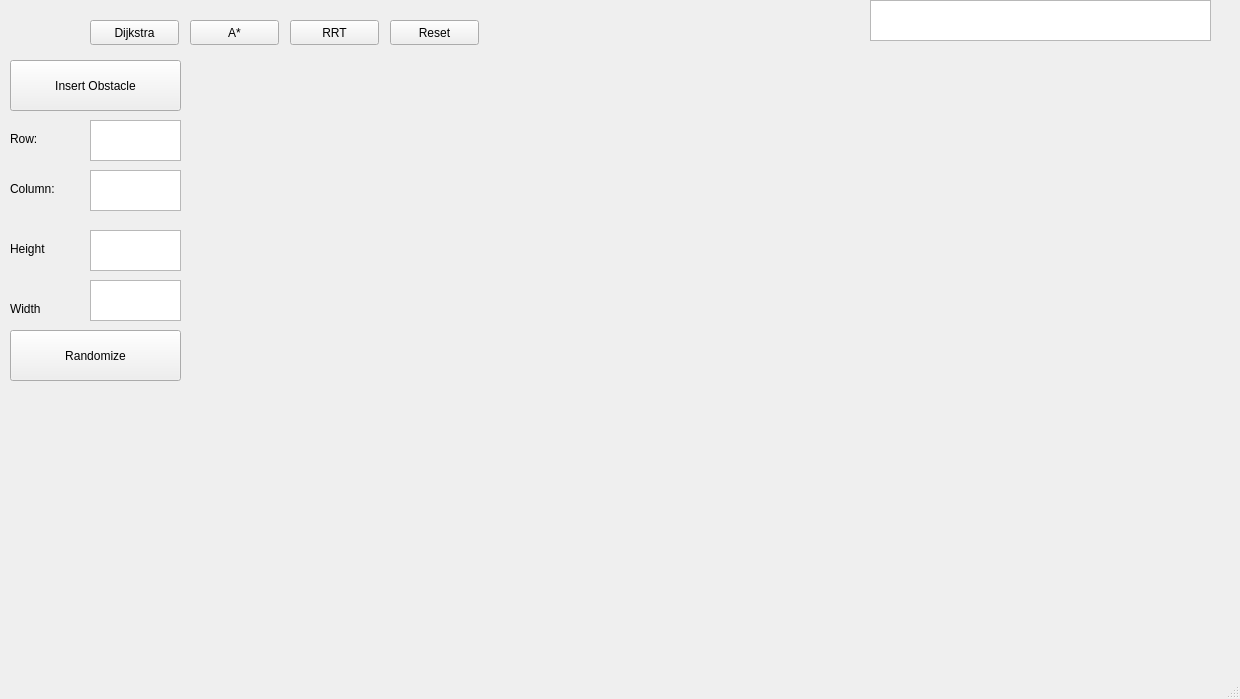
Before: the Qt Designer form mainwindow.ui in nkrishnan244/Path-Planner, drawn with Qt 5.
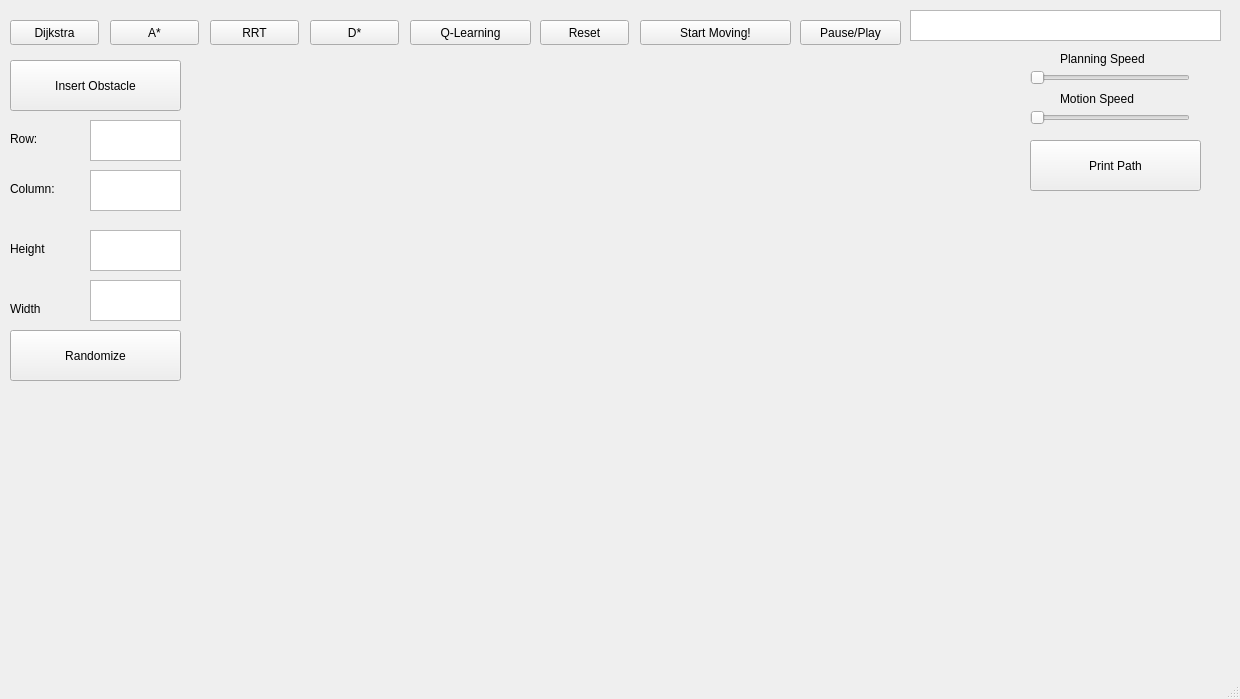
After: the same form once the commit is applied. Custom widgets are drawn as their Qt base class.

```diff
--- a/mainwindow.ui
+++ b/mainwindow.ui
@@ -14,10 +14,10 @@
    <string>MainWindow</string>
   </property>
   <widget class="QWidget" name="centralwidget">
-   <widget class="QPushButton" name="pushButton">
+   <widget class="QPushButton" name="dijkstraButton">
     <property name="geometry">
      <rect>
-      <x>90</x>
+      <x>10</x>
       <y>20</y>
       <width>89</width>
       <height>25</height>
@@ -27,10 +27,10 @@
      <string>Dijkstra</string>
     </property>
    </widget>
-   <widget class="QPushButton" name="pushButton_2">
+   <widget class="QPushButton" name="aStarButton">
     <property name="geometry">
      <rect>
-      <x>190</x>
+      <x>110</x>
       <y>20</y>
       <width>89</width>
       <height>25</height>
@@ -40,16 +40,6 @@
      <string>A*</string>
     </property>
    </widget>
-   <widget class="QCustomPlot" name="customPlot" native="true">
-    <property name="geometry">
-     <rect>
-      <x>1160</x>
-      <y>570</y>
-      <width>71</width>
-      <height>81</height>
-     </rect>
-    </property>
-   </widget>
    <widget class="QWidget" name="gridLayoutWidget">
     <property name="geometry">
      <rect>
@@ -65,10 +55,10 @@
      </property>
     </layout>
    </widget>
-   <widget class="QPushButton" name="pushButton_3">
+   <widget class="QPushButton" name="resetButton">
     <property name="geometry">
      <rect>
-      <x>390</x>
+      <x>540</x>
       <y>20</y>
       <width>89</width>
       <height>25</height>
@@ -81,17 +71,17 @@
    <widget class="QTextEdit" name="textEdit">
     <property name="geometry">
      <rect>
-      <x>870</x>
-      <y>0</y>
-      <width>341</width>
-      <height>41</height>
+      <x>910</x>
+      <y>10</y>
+      <width>311</width>
+      <height>31</height>
      </rect>
     </property>
    </widget>
-   <widget class="QPushButton" name="pushButton_4">
+   <widget class="QPushButton" name="rrtButton">
     <property name="geometry">
      <rect>
-      <x>290</x>
+      <x>210</x>
       <y>20</y>
       <width>89</width>
       <height>25</height>
@@ -193,7 +183,7 @@
      </rect>
     </property>
    </widget>
-   <widget class="QPushButton" name="pushButton_5">
+   <widget class="QPushButton" name="insertObstacleButton">
     <property name="geometry">
      <rect>
       <x>10</x>
@@ -206,7 +196,7 @@
      <string>Insert Obstacle</string>
     </property>
    </widget>
-   <widget class="QPushButton" name="pushButton_6">
+   <widget class="QPushButton" name="randomizeButton">
     <property name="geometry">
      <rect>
       <x>10</x>
@@ -219,6 +209,123 @@
      <string>Randomize</string>
     </property>
    </widget>
+   <widget class="QPushButton" name="dStarButton">
+    <property name="geometry">
+     <rect>
+      <x>310</x>
+      <y>20</y>
+      <width>89</width>
+      <height>25</height>
+     </rect>
+    </property>
+    <property name="text">
+     <string>D*</string>
+    </property>
+   </widget>
+   <widget class="QPushButton" name="startMovingButton">
+    <property name="geometry">
+     <rect>
+      <x>640</x>
+      <y>20</y>
+      <width>151</width>
+      <height>25</height>
+     </rect>
+    </property>
+    <property name="text">
+     <string>Start Moving!</string>
+    </property>
+   </widget>
+   <widget class="QPushButton" name="pausePlayButton">
+    <property name="geometry">
+     <rect>
+      <x>800</x>
+      <y>20</y>
+      <width>101</width>
+      <height>25</height>
+     </rect>
+    </property>
+    <property name="text">
+     <string>Pause/Play</string>
+    </property>
+   </widget>
+   <widget class="QSlider" name="planningSpeedSlider">
+    <property name="geometry">
+     <rect>
+      <x>1030</x>
+      <y>70</y>
+      <width>160</width>
+      <height>16</height>
+     </rect>
+    </property>
+    <property name="orientation">
+     <enum>Qt::Horizontal</enum>
+    </property>
+   </widget>
+   <widget class="QLabel" name="label_5">
+    <property name="geometry">
+     <rect>
+      <x>1060</x>
+      <y>50</y>
+      <width>121</width>
+      <height>17</height>
+     </rect>
+    </property>
+    <property name="text">
+     <string>Planning Speed</string>
+    </property>
+   </widget>
+   <widget class="QLabel" name="label_6">
+    <property name="geometry">
+     <rect>
+      <x>1060</x>
+      <y>90</y>
+      <width>121</width>
+      <height>17</height>
+     </rect>
+    </property>
+    <property name="text">
+     <string>Motion Speed</string>
+    </property>
+   </widget>
+   <widget class="QSlider" name="motionSpeedSlider">
+    <property name="geometry">
+     <rect>
+      <x>1030</x>
+      <y>110</y>
+      <width>160</width>
+      <height>16</height>
+     </rect>
+    </property>
+    <property name="orientation">
+     <enum>Qt::Horizontal</enum>
+    </property>
+   </widget>
+   <widget class="QPushButton" name="qLearningButton">
+    <property name="geometry">
+     <rect>
+      <x>410</x>
+      <y>20</y>
+      <width>121</width>
+      <height>25</height>
+     </rect>
+    </property>
+    <property name="text">
+     <string>Q-Learning</string>
+    </property>
+   </widget>
+   <widget class="QPushButton" name="printPathButton">
+    <property name="geometry">
+     <rect>
+      <x>1030</x>
+      <y>140</y>
+      <width>171</width>
+      <height>51</height>
+     </rect>
+    </property>
+    <property name="text">
+     <string>Print Path</string>
+    </property>
+   </widget>
   </widget>
   <widget class="QMenuBar" name="menubar">
    <property name="geometry">
@@ -232,14 +339,6 @@
   </widget>
   <widget class="QStatusBar" name="statusbar"/>
  </widget>
- <customwidgets>
-  <customwidget>
-   <class>QCustomPlot</class>
-   <extends>QWidget</extends>
-   <header>qcustomplot.h</header>
-   <container>1</container>
-  </customwidget>
- </customwidgets>
  <resources/>
  <connections/>
 </ui>
```
